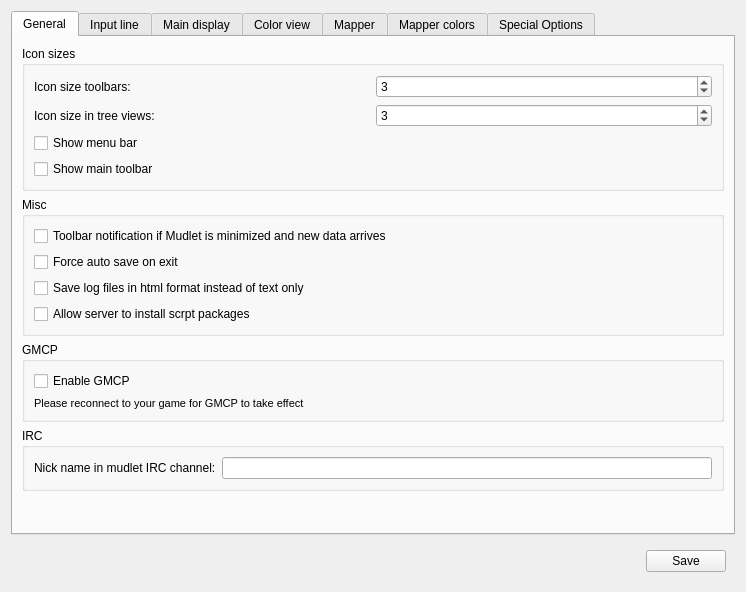
Qt form src/ui/profile_preferences.ui (Mudlet/Mudlet) before a commit.
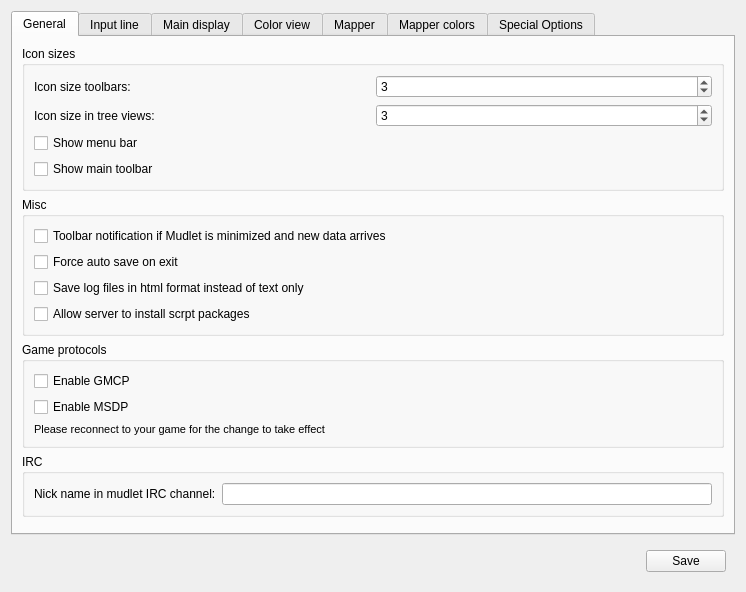
The same form after that commit. Icons and pictures are not drawn.

Commit message: Add a toggle for enabling MSDP, fixes https://bugs.launchpad.net/mudlet/+bug/1372155.

Diff of the .ui file:
```diff
--- a/src/ui/profile_preferences.ui
+++ b/src/ui/profile_preferences.ui
@@ -176,7 +176,7 @@
        <item row="3" column="0">
         <widget class="QGroupBox" name="groupBox_13">
          <property name="title">
-          <string>GMCP</string>
+          <string>Game protocols</string>
          </property>
          <layout class="QGridLayout" name="gridLayout_13">
           <item row="0" column="0">
@@ -189,8 +189,8 @@
             </property>
            </widget>
           </item>
-          <item row="1" column="0">
-           <widget class="QLabel" name="need_reconnect_for_gmcp">
+          <item row="2" column="0">
+           <widget class="QLabel" name="need_reconnect_for_data_protocol">
             <property name="enabled">
              <bool>true</bool>
             </property>
@@ -203,7 +203,7 @@
              <bool>false</bool>
             </property>
             <property name="text">
-             <string>Please reconnect to your game for GMCP to take effect</string>
+             <string>Please reconnect to your game for the change to take effect</string>
             </property>
             <property name="textFormat">
              <enum>Qt::AutoText</enum>
@@ -213,6 +213,16 @@
             </property>
            </widget>
           </item>
+          <item row="1" column="0">
+           <widget class="QCheckBox" name="mEnableMSDP">
+            <property name="toolTip">
+             <string>&lt;html&gt;&lt;head/&gt;&lt;body&gt;&lt;p&gt;Enables MSDP - note that if you have GMCP enabled as well, some servers will prefer one over the other&lt;/p&gt;&lt;/body&gt;&lt;/html&gt;</string>
+            </property>
+            <property name="text">
+             <string>Enable MSDP</string>
+            </property>
+           </widget>
+          </item>
          </layout>
         </widget>
        </item>
```
Left out of the diff: 6 changed lines with no effect on the pictures. The commit also changes 7 other files.
